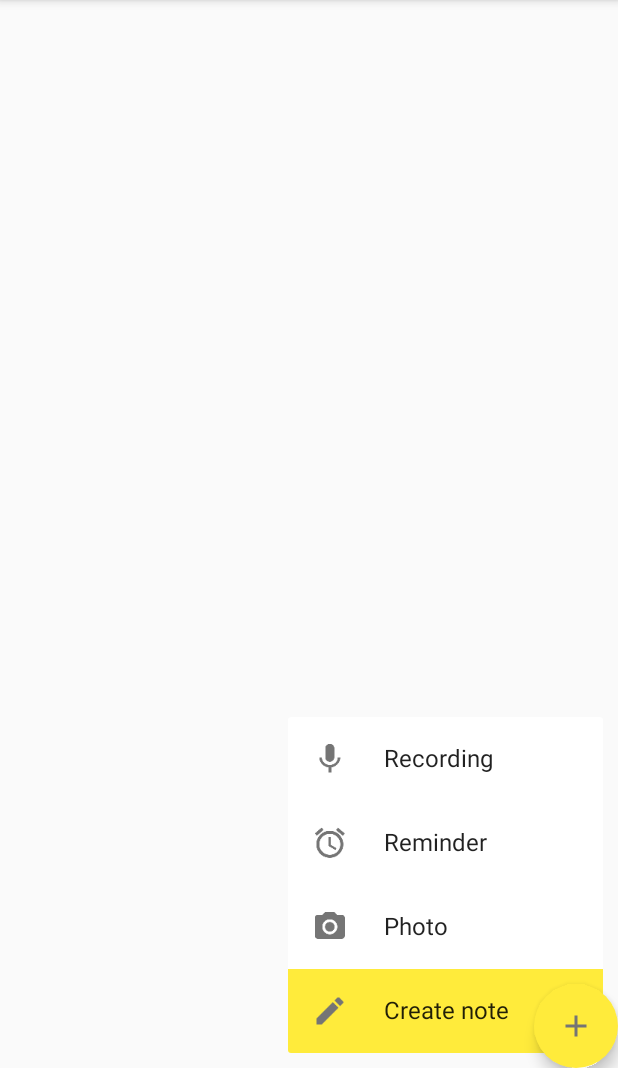
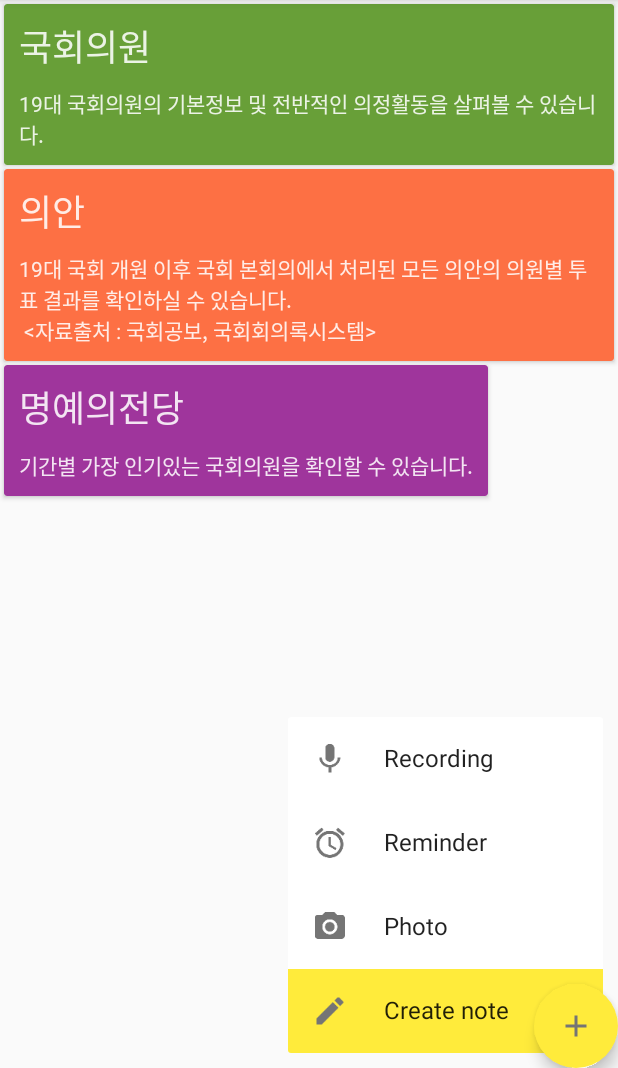
Before and after one commit to Lime2015/MyPol2, an Android app: the MenusFragment screen opened directly, with no data from a screen before it, on a phone screen of 412 x 824 dp, the part 168-1236 px from its top. Run offline under Robolectric (Android 15) with nearby library versions, the phone set to English and light mode, and no system bars; libraries missing offline, so code that uses them is left out: com.gordonwong.materialsheetfab, com.kakao; plain views replace DimOverlayFrameLayout, RevealLinearLayout; 5 statements that could not run were skipped.

Commit message:
MainActivity coding...1

```diff
--- a/mypol/src/main/java/com/lime/mypol/adapter/MenusAdapter.java
+++ b/mypol/src/main/java/com/lime/mypol/adapter/MenusAdapter.java
@@ -26,7 +26,7 @@ public class MenusAdapter extends RecyclerView.Adapter<MenusAdapter.ViewHolder>
 
 		menus = new Menu[3];
 		menus[0] = new Menu("국회의원","19대 국회의원의 기본정보 및 전반적인 의정활동을 살펴볼 수 있습니다.", R.color.menu_assemblyman);
-		menus[1] = new Menu("의안","19대 국회 개원 이후 국회 본회의에서 처리된 모든 의안의 의원별 투표 결과를 확인하실 수 있습니다. <자료출처 : 국회공보, 국회회의록시스템>", R.color.menu_bill);
+		menus[1] = new Menu("의안","19대 국회 개원 이후 국회 본회의에서 처리된 모든 의안의 의원별 투표 결과를 확인하실 수 있습니다.\n <자료출처 : 국회공보, 국회회의록시스템>", R.color.menu_bill);
 		menus[2] = new Menu("명예의전당","기간별 가장 인기있는 국회의원을 확인할 수 있습니다.", R.color.menu_hallofhonor);
 	}
 
@@ -44,21 +44,21 @@ public class MenusAdapter extends RecyclerView.Adapter<MenusAdapter.ViewHolder>
 		Menu menuModel = menus[position];
 		String title = menuModel.getTitle();
 		String info = menuModel.getInfo();
-		int color = menuModel.getColor();
+		int colorId = menuModel.getColor();
 
 		// Set text
 		holder.titleTextView.setText(title);
 		holder.infoTextView.setText(info);
 
 
-		// Set padding
-		int paddingTop = holder.itemView.getContext().getResources()
-						.getDimensionPixelSize(R.dimen.note_content_spacing);
-		holder.titleTextView.setPadding(holder.titleTextView.getPaddingLeft(), paddingTop,
-				holder.titleTextView.getPaddingRight(), holder.titleTextView.getPaddingBottom());
+//		// Set padding
+//		int paddingTop = holder.itemView.getContext().getResources()
+//						.getDimensionPixelSize(R.dimen.note_content_spacing);
+//		holder.titleTextView.setPadding(holder.titleTextView.getPaddingLeft(), paddingTop,
+//				holder.titleTextView.getPaddingRight(), holder.titleTextView.getPaddingBottom());
 
 		// Set background color
-		((CardView) holder.itemView).setCardBackgroundColor(color);
+		((CardView) holder.itemView).setCardBackgroundColor(holder.itemView.getContext().getResources().getColor(colorId));
 	}
 
 	@Override
--- a/mypol/src/main/java/com/lime/mypol/fragment/MenusFragment.java
+++ b/mypol/src/main/java/com/lime/mypol/fragment/MenusFragment.java
@@ -7,7 +7,7 @@ import com.lime.mypol.R;
  *
  * Favorite items fragment.
  */
-public class MenusFragment extends NotesListFragment {
+public class MenusFragment extends MenusListFragment {
 
 	public static MenusFragment newInstance() {
 		return new MenusFragment();
--- /dev/null
+++ b/mypol/src/main/java/com/lime/mypol/fragment/MenusListFragment.java
@@ -0,0 +1,46 @@
+package com.lime.mypol.fragment;
+
+import android.os.Bundle;
+import android.support.annotation.LayoutRes;
+import android.support.annotation.Nullable;
+import android.support.v4.app.Fragment;
+import android.support.v7.widget.RecyclerView;
+import android.support.v7.widget.StaggeredGridLayoutManager;
+import android.view.LayoutInflater;
+import android.view.View;
+import android.view.ViewGroup;
+
+import com.lime.mypol.R;
+import com.lime.mypol.adapter.MenusAdapter;
+import com.lime.mypol.adapter.NotesAdapter;
+
+
+/**
+ * Created by Gordon Wong on 7/18/2015.
+ *
+ * Generic fragment displaying a list of notes.
+ */
+public abstract class MenusListFragment extends Fragment {
+
+	@LayoutRes
+	protected abstract int getLayoutResId();
+
+	protected abstract int getNumColumns();
+
+	protected abstract int getNumItems();
+
+	@Nullable
+	@Override
+	public View onCreateView(LayoutInflater inflater, ViewGroup container, Bundle savedInstanceState) {
+		View view = inflater.inflate(getLayoutResId(), container, false);
+
+		// Setup list
+		RecyclerView recyclerView = (RecyclerView) view.findViewById(R.id.menus_list);
+		recyclerView.setLayoutManager(new StaggeredGridLayoutManager(getNumColumns(),
+				StaggeredGridLayoutManager.VERTICAL));
+		recyclerView.setAdapter(new MenusAdapter());
+
+		return view;
+	}
+
+}
--- a/mypol/src/main/java/com/lime/mypol/fragment/NotesListFragment.java
+++ b/mypol/src/main/java/com/lime/mypol/fragment/NotesListFragment.java
@@ -16,7 +16,7 @@ import com.lime.mypol.adapter.NotesAdapter;
 
 /**
  * Created by Gordon Wong on 7/18/2015.
- *
+ * <p/>
  * Generic fragment displaying a list of notes.
  */
 public abstract class NotesListFragment extends Fragment {
@@ -35,8 +35,7 @@ public abstract class NotesListFragment extends Fragment {
 
         // Setup list
         RecyclerView recyclerView = (RecyclerView) view.findViewById(R.id.notes_list);
-		recyclerView.setLayoutManager(new StaggeredGridLayoutManager(getNumColumns(),
-				StaggeredGridLayoutManager.VERTICAL));
+        recyclerView.setLayoutManager(new StaggeredGridLayoutManager(getNumColumns(), StaggeredGridLayoutManager.VERTICAL));
         recyclerView.setAdapter(new NotesAdapter(getActivity(), getNumItems()));
 
         return view;
--- a/mypol/src/main/res/layout/fragment_menus.xml
+++ b/mypol/src/main/res/layout/fragment_menus.xml
@@ -2,5 +2,4 @@
 <android.support.v7.widget.RecyclerView
     android:id="@+id/menus_list"
     style="@style/Widget.MaterialSheetFab.Note.List"
-    xmlns:android="http://schemas.android.com/apk/res/android"
-    android:paddingBottom="@dimen/note_spacing" />
+    xmlns:android="http://schemas.android.com/apk/res/android" />
--- a/mypol/src/main/res/values/dimens.xml
+++ b/mypol/src/main/res/values/dimens.xml
@@ -24,8 +24,8 @@
     <dimen name="drawer_header_textsize">20sp</dimen>
     <dimen name="drawer_header_text_spacing">@dimen/keyline_spacing</dimen>
 
-    <dimen name="note_spacing">4dp</dimen>
-    <dimen name="note_content_spacing">16dp</dimen>
+    <dimen name="note_spacing">1dp</dimen>
+    <dimen name="note_content_spacing">10dp</dimen>
     <dimen name="note_corner_radius">2dp</dimen>
     <dimen name="note_textsize">14sp</dimen>
     <dimen name="note_title_textsize">24sp</dimen>
--- a/mypol/src/main/res/values/styles.xml
+++ b/mypol/src/main/res/values/styles.xml
@@ -73,10 +73,11 @@
     <style name="Widget.MaterialSheetFab.Note.List" parent="">
         <item name="android:layout_width">match_parent</item>
         <item name="android:layout_height">match_parent</item>
-        <item name="android:paddingTop">@dimen/note_spacing</item>
-        <item name="android:paddingLeft">@dimen/note_spacing</item>
-        <item name="android:paddingRight">@dimen/note_spacing</item>
-        <item name="android:paddingBottom">@dimen/fab_list_spacing</item>
+        <!--<item name="android:paddingTop">@dimen/note_spacing</item>-->
+        <!--<item name="android:paddingLeft">@dimen/note_spacing</item>-->
+        <!--<item name="android:paddingRight">@dimen/note_spacing</item>-->
+        <!--<item name="android:paddingBottom">@dimen/note_spacing</item>-->
+        <item name="android:padding">@dimen/note_spacing</item>
         <item name="android:clipToPadding">false</item>
     </style>
 
```
Lines whose indentation alone changed are shown as unchanged.
